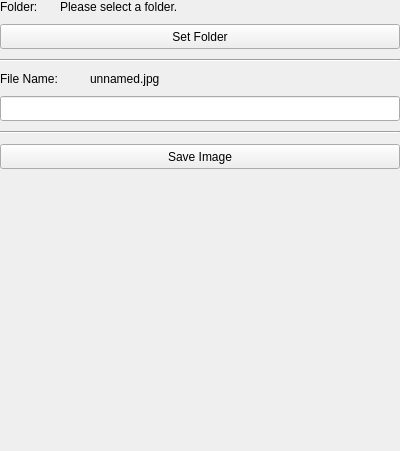
Qt form src/writepropertiesentity.ui (ttddee/Cascade) before a commit.
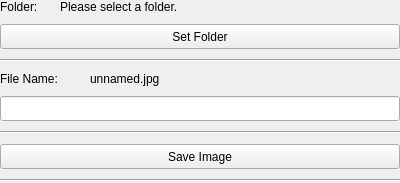
The same form after that commit.

```diff
--- a/src/writepropertiesentity.ui
+++ b/src/writepropertiesentity.ui
@@ -7,9 +7,15 @@
     <x>0</x>
     <y>0</y>
     <width>400</width>
-    <height>451</height>
+    <height>183</height>
    </rect>
   </property>
+  <property name="maximumSize">
+   <size>
+    <width>16777215</width>
+    <height>190</height>
+   </size>
+  </property>
   <property name="windowTitle">
    <string>Form</string>
   </property>
@@ -159,6 +165,13 @@
        </property>
       </widget>
      </item>
+     <item>
+      <widget class="Line" name="line_3">
+       <property name="orientation">
+        <enum>Qt::Horizontal</enum>
+       </property>
+      </widget>
+     </item>
      <item>
       <spacer name="verticalSpacer">
        <property name="orientation">
```
